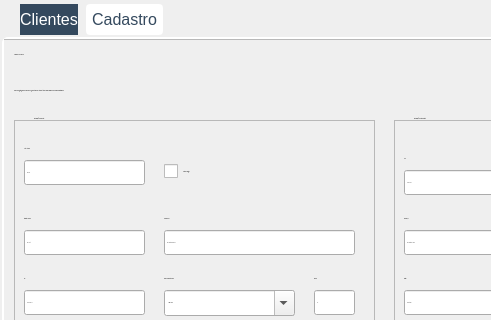
Old version of the form Telas/UI/tabCliente.ui in the repository newprev/PrevCliente; both pictures show x 0 to 491 and y 0 to 320 of the 1178 by 611 pixel window.
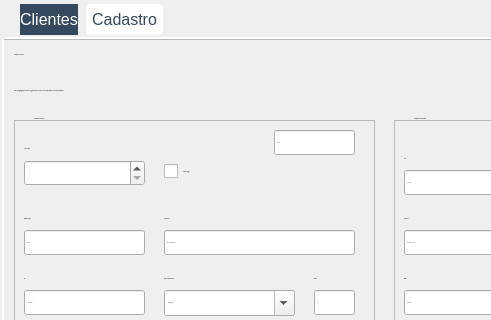
New version of the form. The open tabs and pages were chosen to show the change. Icons and pictures are not drawn.

```diff
--- a/Telas/UI/tabCliente.ui
+++ b/Telas/UI/tabCliente.ui
@@ -1195,9 +1195,9 @@
          <widget class="QLineEdit" name="leCdCliente">
           <property name="geometry">
            <rect>
-            <x>10</x>
-            <y>40</y>
-            <width>121</width>
+            <x>260</x>
+            <y>10</y>
+            <width>81</width>
             <height>25</height>
            </rect>
           </property>
@@ -1216,7 +1216,7 @@
            <rect>
             <x>10</x>
             <y>20</y>
-            <width>101</width>
+            <width>81</width>
             <height>17</height>
            </rect>
           </property>
@@ -1350,6 +1350,19 @@
            <bool>true</bool>
           </property>
          </widget>
+         <widget class="QSpinBox" name="sbCdCliente">
+          <property name="geometry">
+           <rect>
+            <x>10</x>
+            <y>40</y>
+            <width>121</width>
+            <height>26</height>
+           </rect>
+          </property>
+          <property name="maximum">
+           <number>1000</number>
+          </property>
+         </widget>
         </widget>
         <widget class="QFrame" name="frInfoResidencial">
          <property name="geometry">
```
